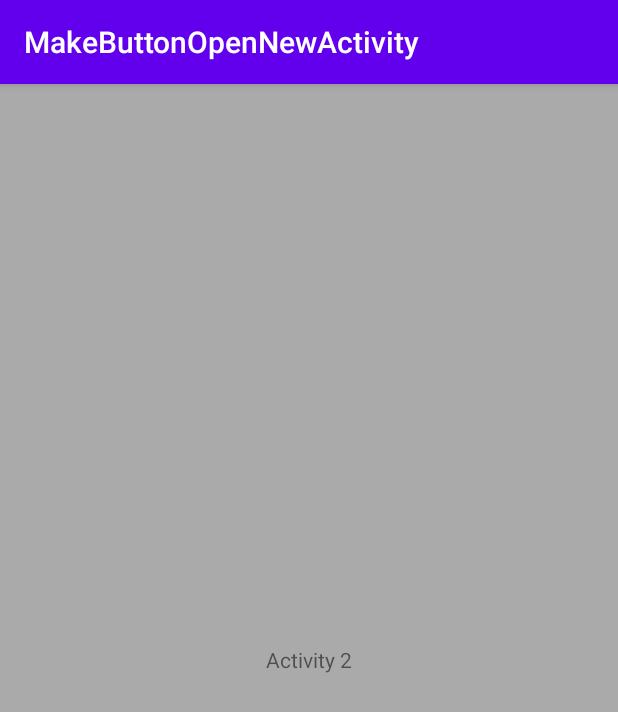
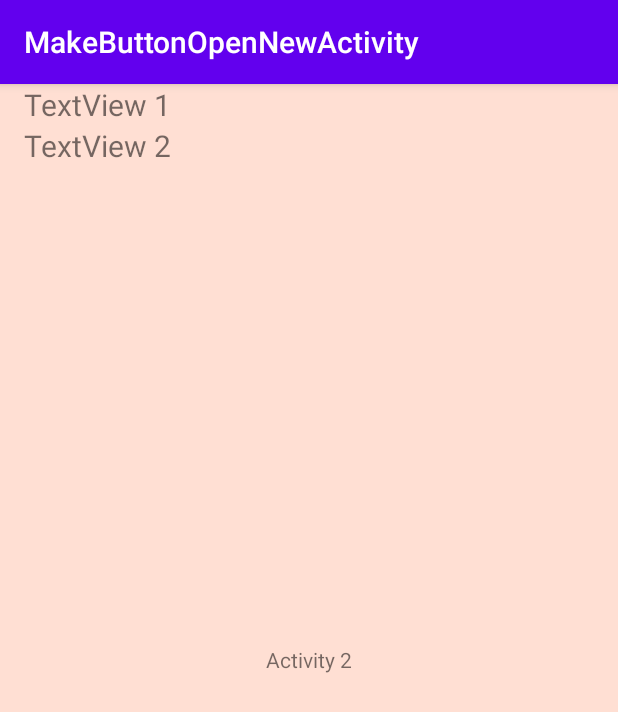
Before and after one commit to RujiraKongsomran/MakeButtonOpenNewActivity, an Android app: the SecondActivity screen opened directly, with no data from a screen before it, on a phone screen of 412 x 824 dp. Shown: the top 712 px of the screen. Run offline under Robolectric (Android 15) with nearby library versions, the phone set to English and light mode, and no system bars.

Commit message:
Add 2 TextView in SecondActivity

```diff
--- a/app/src/main/res/layout/activity_second.xml
+++ b/app/src/main/res/layout/activity_second.xml
@@ -4,8 +4,27 @@
     xmlns:tools="http://schemas.android.com/tools"
     android:layout_width="match_parent"
     android:layout_height="match_parent"
-    android:background="#aaa"
+    android:background="#FFDFD3"
     tools:context=".SecondActivity">
+
+    <TextView
+        android:id="@+id/tv1"
+        android:layout_width="match_parent"
+        android:layout_height="wrap_content"
+        android:layout_marginStart="16dp"
+        android:layout_marginEnd="16dp"
+        android:text="TextView 1"
+        android:textSize="20sp" />
+
+    <TextView
+        android:id="@+id/tv2"
+        android:layout_width="match_parent"
+        android:layout_height="wrap_content"
+        android:layout_below="@id/tv1"
+        android:layout_marginStart="16dp"
+        android:layout_marginEnd="16dp"
+        android:text="TextView 2"
+        android:textSize="20sp" />
 
     <TextView
         android:layout_width="wrap_content"
```
